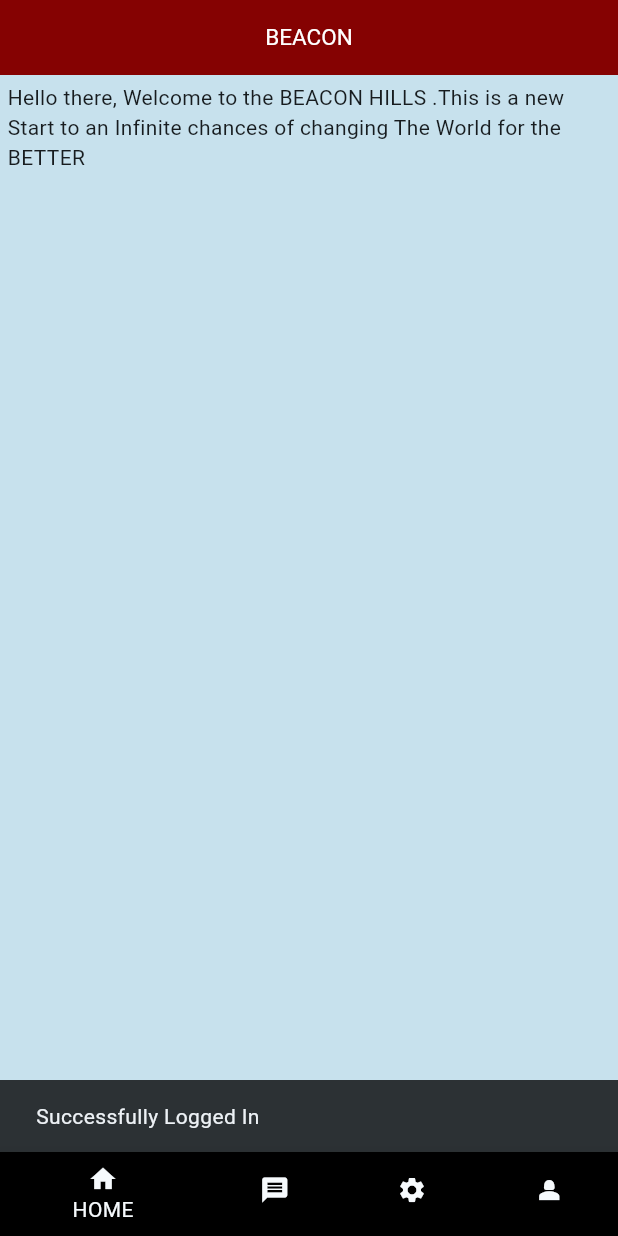
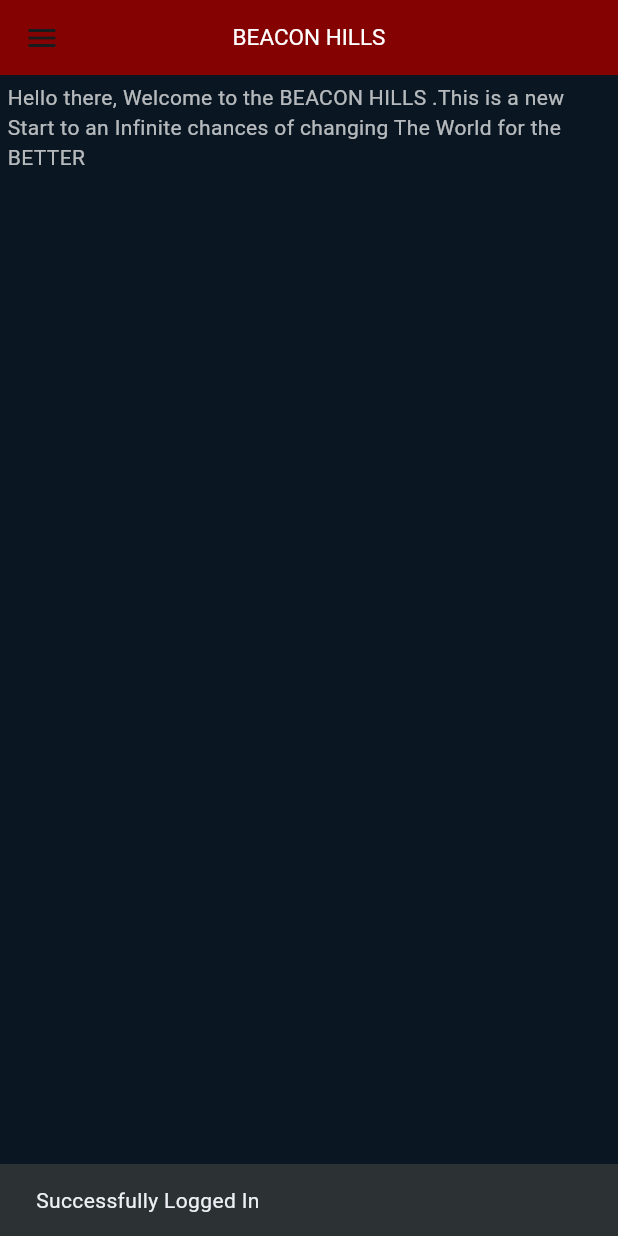
Before and after one commit to Skudush69/Mobile-app, a Flutter app: the screen it shows after launch, after a tap on "Login", on a phone screen of 412 x 824 dp. Run offline on Flutter 3.47's test engine with Material 2 defaults, Android fonts, the phone set to English and light mode, and no system bars.

Commit message:
improved version

```diff
--- a/lib/screens/home_screen.dart
+++ b/lib/screens/home_screen.dart
@@ -1,56 +1,87 @@
 import 'dart:math';
 
+import 'package:app/screens/login_screen.dart';
 import 'package:flutter/material.dart';
 
-class HomeScreen extends StatefulWidget{
+class HomeScreen extends StatefulWidget {
   @override
   State<HomeScreen> createState() => _HomeScreenState();
 }
 
 class _HomeScreenState extends State<HomeScreen> {
   @override
-  Widget build(BuildContext context){
+  Widget build(BuildContext context) {
     return Scaffold(
       appBar: AppBar(
-        title:const Text("BEACON"),
+        title: const Text("BEACON HILLS"),
         titleSpacing: 00.0,
         centerTitle: true,
         surfaceTintColor: Colors.white,
         backgroundColor: Color.fromARGB(255, 133, 2, 2),
-        titleTextStyle: const TextStyle(color: Colors.white,
+        titleTextStyle: const TextStyle(
+          color: Colors.white,
           fontSize: 15,
         ),
         toolbarHeight: 50,
       ),
+      drawer: Drawer(
+        width: 150,
+        child: ListView(
+          children: [
+            ListTile(
+              tileColor: Colors.white,
+              title: const Text('HOME'),
+              onTap: () {
+                Navigator.of(context).pushReplacement(
+                    MaterialPageRoute(builder: (context) => LoginScreen()));
+              },
+            ),
+            const ListTile(
+              tileColor: Colors.white,
+              title: Text('PROFILE'),),
+              const ListTile(
+              tileColor: Colors.white,
+              title: Text('SETTINGS'),),
+              const ListTile(
+              tileColor: Colors.white,
+              title: Text('CONTACT US'),),
+              const ListTile(
+              tileColor: Colors.white,
+              title: Text('ABOUT US'),),
 
-      backgroundColor: Color.fromARGB(255, 199, 225, 237),
+          ],
+        ),
+      ),
+      backgroundColor: Color.fromARGB(246, 1, 15, 26),
 
-      body: const Padding(padding: EdgeInsets.all(5),
+      body: const Padding(
+        padding: EdgeInsets.all(5),
         child: Column(
           children: [
             SizedBox(
-           child: Text.rich(
-            TextSpan(text:'Hello there, Welcome to the BEACON HILLS .This is a new Start to an Infinite chances of changing The World for the BETTER',)
-            ),
+              child: Text.rich(TextSpan(
+                text:
+                    'Hello there, Welcome to the BEACON HILLS .This is a new Start to an Infinite chances of changing The World for the BETTER',
+                    style: TextStyle(color: Colors.white70)
+              )),
             ),
           ],
         ),
       ),
-      bottomNavigationBar: BottomNavigationBar(backgroundColor: Colors.white, iconSize: 20, onTap:(value) => log(5),
-      items:const [ BottomNavigationBarItem(icon: Icon(Icons.home),
-      label: 'HOME',
-       backgroundColor: Colors.black),
-       BottomNavigationBarItem(icon: Icon(Icons.message),
-      label: 'CHAT',
-       backgroundColor: Colors.black),
-       BottomNavigationBarItem(icon: Icon(Icons.settings),
-      label: 'SETTINGS',
-       backgroundColor: Colors.black),
-       BottomNavigationBarItem(icon: Icon(Icons.person_2),
-      label: 'PROFILE',
-       backgroundColor: Colors.black),
-       ],),
+      // bottomNavigationBar: BottomNavigationBar(backgroundColor: Colors.white, iconSize: 20, onTap:(value) => log(5),
+      // items:const [ BottomNavigationBarItem(icon: Icon(Icons.home),
+      // label: 'HOME',
+      //  backgroundColor: Colors.black),
+      //  BottomNavigationBarItem(icon: Icon(Icons.message),
+      // label: 'CHAT',
+      //  backgroundColor: Colors.black),
+      //  BottomNavigationBarItem(icon: Icon(Icons.settings),
+      // label: 'SETTINGS',
+      //  backgroundColor: Colors.black),
+      //  BottomNavigationBarItem(icon: Icon(Icons.person_2),
+      // label: 'PROFILE',
+      //  backgroundColor: Colors.black),
+      //  ],),
     );
-
   }
 }
--- a/lib/screens/login_screen.dart
+++ b/lib/screens/login_screen.dart
@@ -12,10 +12,10 @@ class _LoginScreenState extends State<LoginScreen> {
   Widget build(BuildContext context) {
     return Scaffold(
       appBar: AppBar(
-        title: const Text('BEACON UNIVERSITY'),
+        title: const Text('BEACON HILLS'),
         titleSpacing: 00.0,
         centerTitle: true,
-        surfaceTintColor: Colors.blueGrey,
+        surfaceTintColor: Colors.white,
         backgroundColor: const Color.fromARGB(255, 133, 2, 2),
         titleTextStyle: const TextStyle(
           color: Colors.white,
@@ -23,7 +23,7 @@ class _LoginScreenState extends State<LoginScreen> {
         ),
         toolbarHeight: 50,
       ),
-      backgroundColor: const Color.fromARGB(255, 199, 225, 237),
+      backgroundColor: const Color.fromARGB(246, 1, 15, 26),
       body: Padding(
         padding: EdgeInsets.all(70.0),
         child: Column(
@@ -36,7 +36,7 @@ class _LoginScreenState extends State<LoginScreen> {
                 Icon(Icons.person_2),
                 SizedBox(
                   width: 200,
-                  height: 50,
+                  height: 30,
                   child: TextField(
                     decoration: InputDecoration(
                         hintText: 'Enter your username',
@@ -50,13 +50,13 @@ class _LoginScreenState extends State<LoginScreen> {
                             borderRadius:
                                 BorderRadius.all(Radius.circular(400.0)),
                             borderSide: BorderSide(width: 1))),
-                    maxLength: 10,
-                    minLines: 1,
+
                     textAlign: TextAlign.center,
                   ),
                 ),
               ],
             ),
+             SizedBox(height: 25),
             const Row(
               children: [
                 Icon(Icons.https),
@@ -95,7 +95,7 @@ class _LoginScreenState extends State<LoginScreen> {
                 },
                 child: Text('Login'),
                 color: const Color.fromARGB(255, 133, 2, 2),
-                textColor: Colors.black,
+                textColor: Colors.white,
               ),
             ),
             ButtonBar(
@@ -108,6 +108,7 @@ class _LoginScreenState extends State<LoginScreen> {
               child: Text(
                 '*if you dont have an account*',
                 textAlign: TextAlign.center,
+                style: TextStyle(color: Colors.white70),
               ),
             ),
             const SizedBox(
@@ -118,7 +119,8 @@ class _LoginScreenState extends State<LoginScreen> {
                   Navigator.of(context).pushReplacement(
                       MaterialPageRoute(builder: (context) => SignupScreen()));
                 },
-                child: const Text(' Create Account')),
+                child: const Text(' Create Account',
+                style: TextStyle(color: Color.fromARGB(255, 133, 2, 2)),)),
           ],
         ),
       ),
--- a/lib/screens/signup_screen.dart
+++ b/lib/screens/signup_screen.dart
@@ -12,18 +12,18 @@ class _SignupScreenState extends State<SignupScreen> {
   Widget build(BuildContext context) {
     return Scaffold(
       appBar: AppBar(
-        title: const Text('BEACON UNIVERSITY'),
+        title: const Text('BEACON HILLS'),
         titleSpacing: 00.0,
         centerTitle: true,
-        surfaceTintColor: Colors.blueGrey,
+        surfaceTintColor: Colors.white,
         backgroundColor: Color.fromARGB(255, 133, 2, 2),
         titleTextStyle: const TextStyle(
           color: Colors.white,
           fontSize: 15,
         ),
-        toolbarHeight: 60,
+        toolbarHeight: 50,
       ),
-      backgroundColor: Color.fromARGB(255, 199, 225, 237),
+      backgroundColor: Color.fromARGB(246, 1, 15, 26),
       body: Padding(
         padding: EdgeInsets.all(30.0),
         child: Column(
@@ -148,7 +148,7 @@ class _SignupScreenState extends State<SignupScreen> {
                     },
                     child: Text('Sign Up'),
                     color: Color.fromARGB(255, 133, 2, 2),
-                    textColor: Colors.black,
+                    textColor: Colors.white,
                   ),
                 ),
                 ButtonBar(
@@ -161,6 +161,7 @@ class _SignupScreenState extends State<SignupScreen> {
                   child: Text(
                     '*if you have an account*',
                     textAlign: TextAlign.center,
+                    style: TextStyle(color: Colors.white70),
                   ),
                 ),
                 const SizedBox(
@@ -171,7 +172,8 @@ class _SignupScreenState extends State<SignupScreen> {
                       Navigator.of(context).pushReplacement(MaterialPageRoute(
                           builder: (context) => LoginScreen()));
                     },
-                    child: const Text(' Log in to Existing account')),
+                    child: const Text(' Log in to Existing account',
+                    style: TextStyle(color: Color.fromARGB(255, 133, 2, 2)),)),
               ],
             ),
           ],
--- a/lib/screens/splash_screen.dart
+++ b/lib/screens/splash_screen.dart
@@ -29,21 +29,13 @@ class _SplashScreenState extends State<Splash> {
       body: Container(
         width: double.infinity,
         decoration:const BoxDecoration(
-          gradient: LinearGradient(colors: [Colors.blue,Colors.white],
-          begin: Alignment.topRight,
-          end: Alignment.bottomLeft)
+          gradient: LinearGradient(colors: [Color.fromARGB(255, 133, 2, 2),Color.fromARGB(246, 1, 15, 26),Color.fromARGB(246, 1, 15, 26),Color.fromARGB(255, 133, 2, 2)],
+          begin: Alignment.topCenter,
+          end: Alignment.bottomCenter)
         ),
-        child:const Column(
+        child:Column(
           mainAxisAlignment: MainAxisAlignment.center,
-          children: [
-           Icon(Icons.person_2_sharp,
-            size: 100,
-            weight: 60,
-            color: Colors.black,),
-         Text('..BEACON HILLS..',
-           style: TextStyle(fontStyle: FontStyle.italic,
-           fontWeight: FontWeight.bold,
-           fontSize: 35),selectionColor: Color.fromARGB(255, 199, 225, 237), ),
+          children: [Image.asset("images/logo.jpeg",height: 200, width: 200, ),
           ],
         ),
       ),
--- a/pubspec.yaml
+++ b/pubspec.yaml
@@ -59,9 +59,9 @@ flutter:
   uses-material-design: true
 
   # To add assets to your application, add an assets section, like this:
-  # assets:
-  #   - images/a_dot_burr.jpeg
-  #   - images/a_dot_ham.jpeg
+  assets:
+    - images/
+
 
   # An image asset can refer to one or more resolution-specific "variants", see
   # https://flutter.dev/assets-and-images/#resolution-aware
```
Also changed, not shown: images/logo.jpeg (added). Lines whose indentation alone changed are shown as unchanged.
